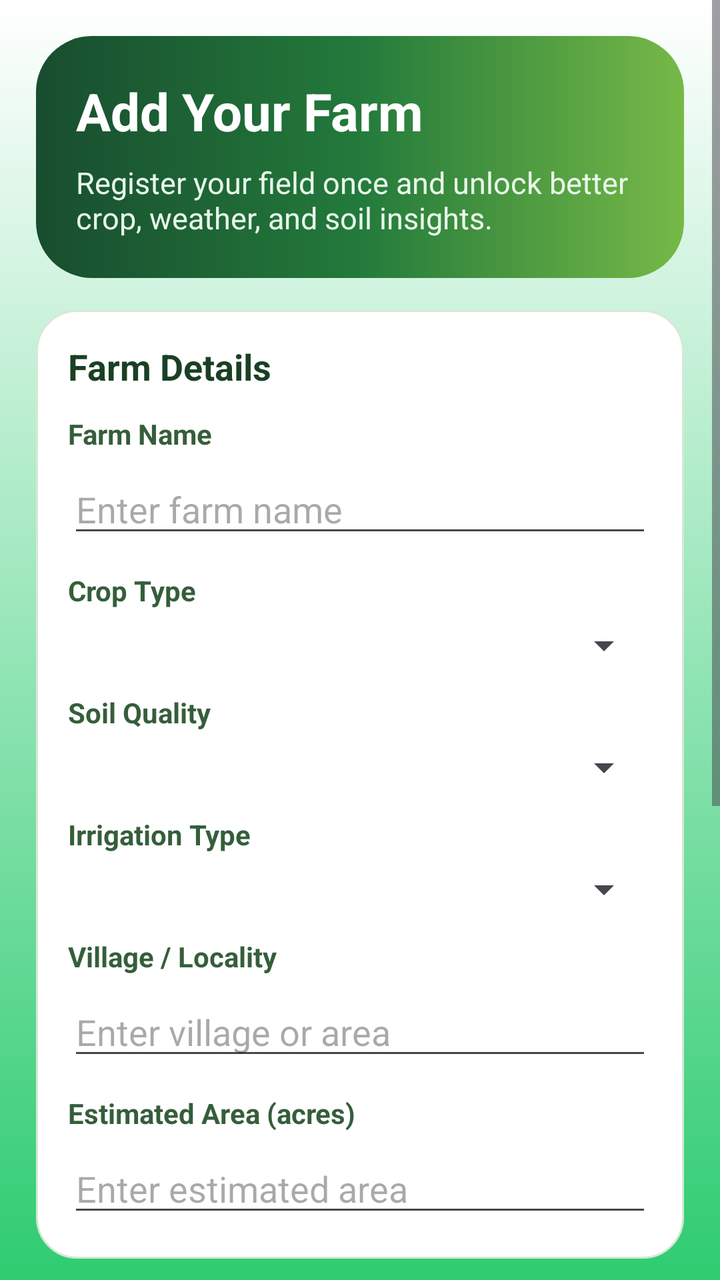
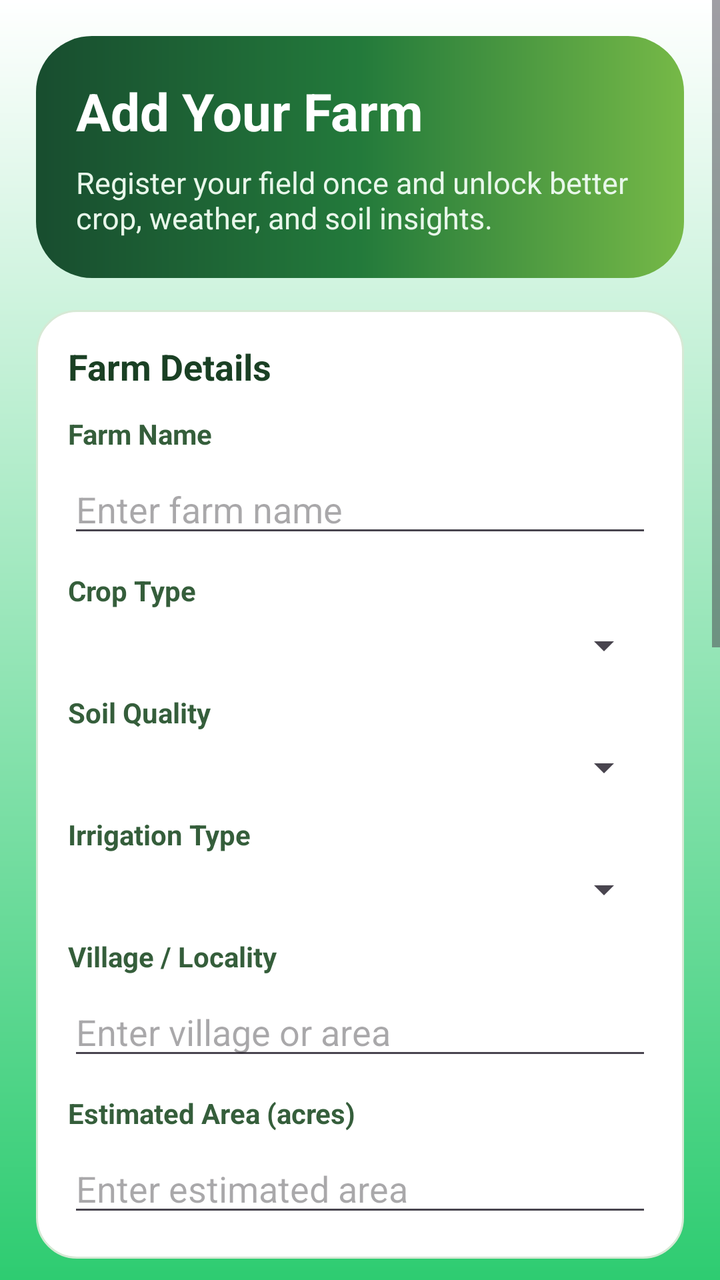

Two renders of the same Android screen: before a commit and after it. Below are the layout's source before the change and the commit's diff.
<!-- AndroidManifest.xml: application theme Theme.FFHR -->
<!-- res/layout/activity_add_farm.xml -->
<?xml version="1.0" encoding="utf-8"?>
<ScrollView xmlns:android="http://schemas.android.com/apk/res/android"
    android:layout_width="match_parent"
    android:layout_height="match_parent"
    android:fillViewport="true"
    android:background="@drawable/login_bg_gradient">

    <LinearLayout
        android:layout_width="match_parent"
        android:layout_height="wrap_content"
        android:orientation="vertical"
        android:padding="18dp">

        <LinearLayout
            android:layout_width="match_parent"
            android:layout_height="wrap_content"
            android:background="@drawable/bg_home_greeting"
            android:orientation="vertical"
            android:padding="20dp">
            <TextView
                android:layout_width="wrap_content"
                android:layout_height="wrap_content"
                android:layout_marginTop="0dp"
                android:text="Add Your Farm"
                android:textColor="#FFFFFF"
                android:textSize="26sp"
                android:textStyle="bold" />

            <TextView
                android:layout_width="match_parent"
                android:layout_height="wrap_content"
                android:layout_marginTop="8dp"
                android:text="Register your field once and unlock better crop, weather, and soil insights."
                android:textColor="#E8F7EA"
                android:textSize="15sp" />
        </LinearLayout>

        <LinearLayout
            android:layout_width="match_parent"
            android:layout_height="wrap_content"
            android:layout_marginTop="16dp"
            android:background="@drawable/bg_calc_card"
            android:orientation="vertical"
            android:padding="16dp">

            <TextView
                android:layout_width="wrap_content"
                android:layout_height="wrap_content"
                android:text="Farm Details"
                android:textColor="#1A4024"
                android:textSize="18sp"
                android:textStyle="bold" />

            <TextView
                android:layout_width="wrap_content"
                android:layout_height="wrap_content"
                android:layout_marginTop="12dp"
                android:text="Farm Name"
                android:textColor="#355E3B"
                android:textStyle="bold" />

            <EditText
                android:id="@+id/etFarmName"
                android:layout_width="match_parent"
                android:layout_height="wrap_content"
                android:layout_marginTop="6dp"
                android:autofillHints="none"
                android:hint="Enter farm name"
                android:inputType="textCapWords" />

            <TextView
                android:layout_width="wrap_content"
                android:layout_height="wrap_content"
                android:layout_marginTop="12dp"
                android:text="Crop Type"
                android:textColor="#355E3B"
                android:textStyle="bold" />

            <Spinner
                android:id="@+id/spCropType"
                android:layout_width="match_parent"
                android:layout_height="wrap_content"
                android:layout_marginTop="6dp" />

            <TextView
                android:layout_width="wrap_content"
                android:layout_height="wrap_content"
                android:layout_marginTop="12dp"
                android:text="Soil Quality"
                android:textColor="#355E3B"
                android:textStyle="bold" />

            <Spinner
                android:id="@+id/spSoilQuality"
                android:layout_width="match_parent"
                android:layout_height="wrap_content"
                android:layout_marginTop="6dp" />

            <TextView
                android:layout_width="wrap_content"
                android:layout_height="wrap_content"
                android:layout_marginTop="12dp"
                android:text="Irrigation Type"
                android:textColor="#355E3B"
                android:textStyle="bold" />

            <Spinner
                android:id="@+id/spIrrigationType"
                android:layout_width="match_parent"
                android:layout_height="wrap_content"
                android:layout_marginTop="6dp" />

            <TextView
                android:layout_width="wrap_content"
                android:layout_height="wrap_content"
                android:layout_marginTop="12dp"
                android:text="Village / Locality"
                android:textColor="#355E3B"
                android:textStyle="bold" />

            <EditText
                android:id="@+id/etVillage"
                android:layout_width="match_parent"
                android:layout_height="wrap_content"
                android:layout_marginTop="6dp"
                android:autofillHints="postalAddress"
                android:hint="Enter village or area"
                android:inputType="textCapWords" />

            <TextView
                android:layout_width="wrap_content"
                android:layout_height="wrap_content"
                android:layout_marginTop="12dp"
                android:text="Estimated Area (acres)"
                android:textColor="#355E3B"
                android:textStyle="bold" />

            <EditText
                android:id="@+id/etArea"
                android:layout_width="match_parent"
                android:layout_height="wrap_content"
                android:layout_marginTop="6dp"
                android:autofillHints="none"
                android:hint="Enter estimated area"
                android:inputType="numberDecimal" />
        </LinearLayout>

        <LinearLayout
            android:layout_width="match_parent"
            android:layout_height="wrap_content"
            android:layout_marginTop="16dp"
            android:background="@drawable/bg_weather_widget"
            android:orientation="vertical"
            android:padding="16dp">

            <TextView
                android:layout_width="wrap_content"
                android:layout_height="wrap_content"
                android:text="Live Farm Location"
                android:textColor="#1C4150"
                android:textSize="18sp"
                android:textStyle="bold" />

            <TextView
                android:id="@+id/tvLocationStatus"
                android:layout_width="match_parent"
                android:layout_height="wrap_content"
                android:layout_marginTop="8dp"
                android:text="Capture your farm's live location"
                android:textColor="#5C7E8E"
                android:textSize="14sp" />

            <TextView
                android:layout_width="wrap_content"
                android:layout_height="wrap_content"
                android:layout_marginTop="14dp"
                android:text="Latitude"
                android:textColor="#355E3B"
                android:textStyle="bold" />

            <TextView
                android:id="@+id/tvLatitude"
                android:layout_width="match_parent"
                android:layout_height="wrap_content"
                android:layout_marginTop="4dp"
                android:text="--"
                android:textColor="#183A4A"
                android:textSize="16sp"
                android:textStyle="bold" />

            <TextView
                android:layout_width="wrap_content"
                android:layout_height="wrap_content"
                android:layout_marginTop="12dp"
                android:text="Longitude"
                android:textColor="#355E3B"
                android:textStyle="bold" />

            <TextView
                android:id="@+id/tvLongitude"
                android:layout_width="match_parent"
                android:layout_height="wrap_content"
                android:layout_marginTop="4dp"
                android:text="--"
                android:textColor="#183A4A"
                android:textSize="16sp"
                android:textStyle="bold" />

            <Button
                android:id="@+id/btnCaptureLocation"
                android:layout_width="match_parent"
                android:layout_height="wrap_content"
                android:layout_marginTop="16dp"
                android:background="@drawable/bg_calc_button"
                android:text="Use Current Location"
                android:textAllCaps="false"
                android:textColor="#FFFFFF" />
        </LinearLayout>

        <Button
            android:id="@+id/btnSaveFarm"
            android:layout_width="match_parent"
            android:layout_height="wrap_content"
            android:layout_marginTop="18dp"
            android:layout_marginBottom="24dp"
            android:background="@drawable/bg_leafscan_button"
            android:text="Save Farm"
            android:textAllCaps="false"
            android:textColor="#FFFFFF"
            android:textSize="16sp" />

    </LinearLayout>
</ScrollView>
<!-- resources referenced by this layout -->
<resources>
  <!-- drawable bg_calc_button (drawable) -->
  <?xml version="1.0" encoding="utf-8"?>
  <shape xmlns:android="http://schemas.android.com/apk/res/android">
      <gradient
          android:angle="0"
          android:startColor="#1E7C35"
          android:endColor="#3AA84D" />
      <corners android:radius="14dp" />
  </shape>
  <!-- drawable bg_calc_card (drawable) -->
  <?xml version="1.0" encoding="utf-8"?>
  <shape xmlns:android="http://schemas.android.com/apk/res/android">
      <solid android:color="#FFFFFF" />
      <stroke
          android:width="1dp"
          android:color="#D6E9D5" />
      <corners android:radius="20dp" />
  </shape>
  <!-- drawable bg_home_greeting (drawable) -->
  <?xml version="1.0" encoding="utf-8"?>
  <shape xmlns:android="http://schemas.android.com/apk/res/android">
      <gradient
          android:angle="0"
          android:startColor="#184D2F"
          android:centerColor="#237A3B"
          android:endColor="#76B947" />
      <corners android:radius="28dp" />
  </shape>
  <!-- drawable bg_leafscan_button (drawable) -->
  <?xml version="1.0" encoding="utf-8"?>
  <shape xmlns:android="http://schemas.android.com/apk/res/android">
      <gradient
          android:angle="0"
          android:startColor="#1E7B34"
          android:endColor="#39A54A" />
      <corners android:radius="16dp" />
  </shape>
  <!-- drawable bg_weather_widget (drawable) -->
  <?xml version="1.0" encoding="utf-8"?>
  <shape xmlns:android="http://schemas.android.com/apk/res/android">
      <gradient
          android:angle="0"
          android:startColor="#EAF6FF"
          android:centerColor="#D8F1F2"
          android:endColor="#CFEAF6" />
      <stroke
          android:width="1dp"
          android:color="#C4DDEA" />
      <corners android:radius="24dp" />
  </shape>
  <!-- drawable login_bg_gradient (drawable) -->
  <?xml version="1.0" encoding="utf-8"?>
  <shape xmlns:android="http://schemas.android.com/apk/res/android">
      <gradient
          android:startColor="#FFFFFF"
          android:endColor="#2ECC71"
          android:angle="270"
          android:type="linear" />
  </shape>
  <style name="Theme.FFHR" parent="Base.Theme.FFHR" />
  <style name="Base.Theme.FFHR" parent="Theme.Material3.DayNight.NoActionBar">
          
          
      </style>
</resources>

<!-- the commit's change to res/layout/activity_add_farm.xml (unified diff, before → after) -->
@@ -215,7 +215,57 @@
                 android:text="Use Current Location"
                 android:textAllCaps="false"
                 android:textColor="#FFFFFF" />
-        </LinearLayout>
+
+
+        </LinearLayout>
+        <LinearLayout
+            android:id="@+id/mapBoundarySection"
+            android:layout_width="match_parent"
+            android:layout_height="wrap_content"
+            android:layout_marginTop="16dp"
+            android:background="@drawable/bg_calc_result"
+            android:orientation="vertical"
+            android:padding="16dp">
+
+            <TextView
+                android:layout_width="wrap_content"
+                android:layout_height="wrap_content"
+                android:text="Farm Boundary Map"
+                android:textColor="#183A1D"
+                android:textSize="18sp"
+                android:textStyle="bold" />
+
+            <TextView
+                android:layout_width="match_parent"
+                android:layout_height="wrap_content"
+                android:layout_marginTop="8dp"
+                android:text="Open satellite map, tap farm corners, and save the selected boundary for soil and crop analysis."
+                android:textColor="#355E3B"
+                android:textSize="14sp" />
+
+            <TextView
+                android:id="@+id/tvBoundarySummary"
+                android:layout_width="match_parent"
+                android:layout_height="wrap_content"
+                android:layout_marginTop="12dp"
+                android:background="#EAF8EC"
+                android:padding="12dp"
+                android:text="Boundary not selected yet."
+                android:textColor="#24492A"
+                android:textSize="14sp"
+                android:textStyle="bold" />
+
+            <Button
+                android:id="@+id/btnMarkBoundary"
+                android:layout_width="match_parent"
+                android:layout_height="wrap_content"
+                android:layout_marginTop="14dp"
+                android:background="@drawable/bg_leafscan_button"
+                android:text="Mark Farm Boundary"
+                android:textAllCaps="false"
+                android:textColor="#FFFFFF" />
+        </LinearLayout>
+
 
         <Button
             android:id="@+id/btnSaveFarm"
<!-- resource entries referenced after the edit -->
@@ -16,6 +16,18 @@
       <stroke
           android:width="1dp"
           android:color="#D6E9D5" />
+      <corners android:radius="20dp" />
+  </shape>
+  <!-- drawable bg_calc_result (drawable) -->
+  <?xml version="1.0" encoding="utf-8"?>
+  <shape xmlns:android="http://schemas.android.com/apk/res/android">
+      <gradient
+          android:angle="90"
+          android:startColor="#EFF9F0"
+          android:endColor="#DFF3E2" />
+      <stroke
+          android:width="1dp"
+          android:color="#B7D8BC" />
       <corners android:radius="20dp" />
   </shape>
   <!-- drawable bg_home_greeting (drawable) -->
